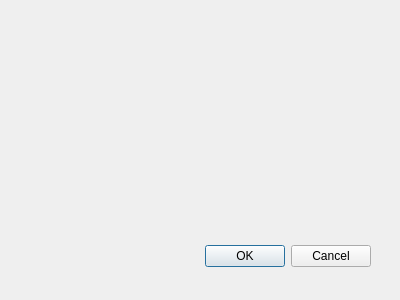
Before: the Qt Designer form CertMan/csr_info_dlg.ui in jykim74/CertMan, drawn with Qt 5.
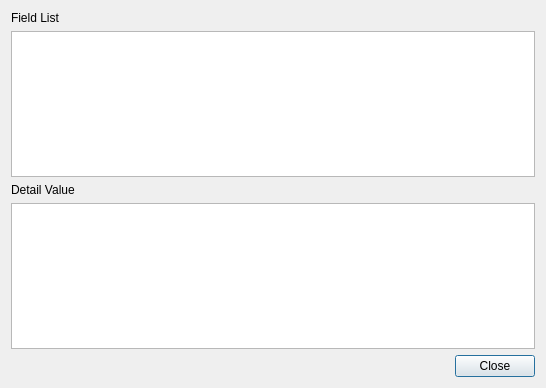
After: the same form once the commit is applied.

Diff of the .ui file:
```diff
--- a/CertMan/csr_info_dlg.ui
+++ b/CertMan/csr_info_dlg.ui
@@ -8,29 +8,62 @@
    <rect>
     <x>0</x>
     <y>0</y>
-    <width>400</width>
-    <height>300</height>
+    <width>546</width>
+    <height>388</height>
    </rect>
   </property>
   <property name="windowTitle">
    <string>Dialog</string>
   </property>
-  <widget class="QDialogButtonBox" name="buttonBox">
-   <property name="geometry">
-    <rect>
-     <x>30</x>
-     <y>240</y>
-     <width>341</width>
-     <height>32</height>
-    </rect>
-   </property>
-   <property name="orientation">
-    <enum>Qt::Horizontal</enum>
-   </property>
-   <property name="standardButtons">
-    <set>QDialogButtonBox::Cancel|QDialogButtonBox::Ok</set>
-   </property>
-  </widget>
+  <layout class="QVBoxLayout" name="verticalLayout">
+   <item>
+    <widget class="QLabel" name="label">
+     <property name="text">
+      <string>Field List</string>
+     </property>
+    </widget>
+   </item>
+   <item>
+    <widget class="QTableWidget" name="mFieldTable"/>
+   </item>
+   <item>
+    <widget class="QLabel" name="label_2">
+     <property name="text">
+      <string>Detail Value</string>
+     </property>
+    </widget>
+   </item>
+   <item>
+    <widget class="QPlainTextEdit" name="mDetailText"/>
+   </item>
+   <item>
+    <layout class="QGridLayout" name="gridLayout">
+     <property name="topMargin">
+      <number>0</number>
+     </property>
+     <item row="0" column="1">
+      <widget class="QPushButton" name="mCloseBtn">
+       <property name="text">
+        <string>Close</string>
+       </property>
+      </widget>
+     </item>
+     <item row="0" column="0">
+      <spacer name="horizontalSpacer">
+       <property name="orientation">
+        <enum>Qt::Horizontal</enum>
+       </property>
+       <property name="sizeHint" stdset="0">
+        <size>
+         <width>40</width>
+         <height>20</height>
+        </size>
+       </property>
+      </spacer>
+     </item>
+    </layout>
+   </item>
+  </layout>
  </widget>
  <pixmapfunction/>
  <resources/>
```
Left out of the diff: 40 changed lines with no effect on the pictures.
